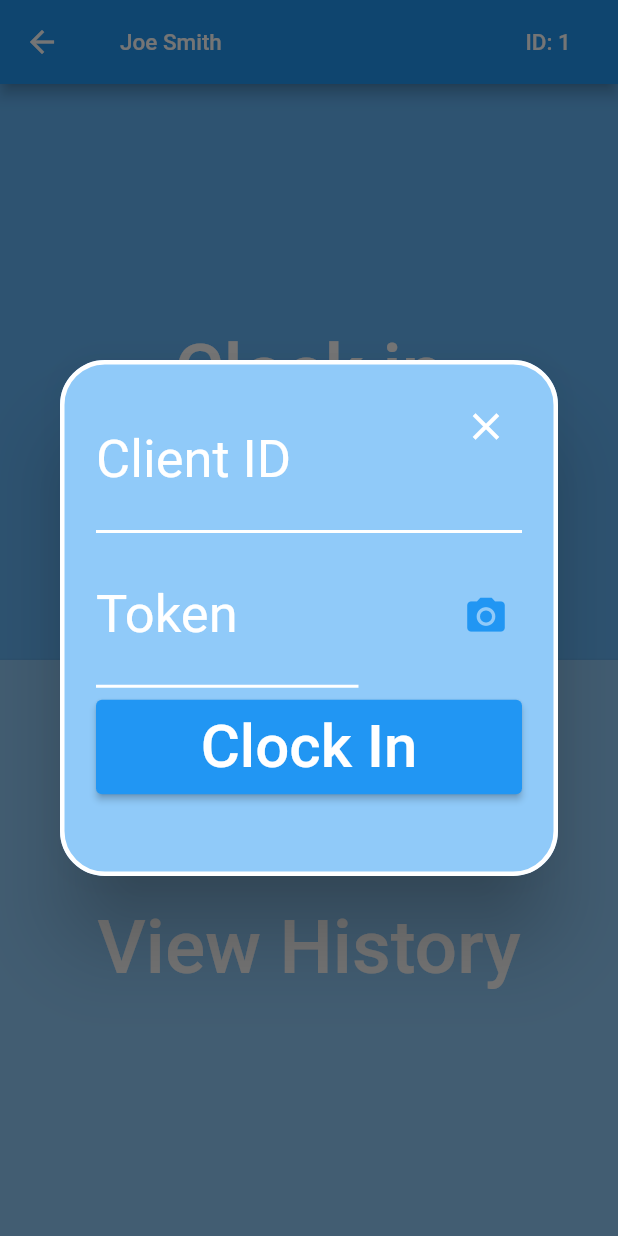
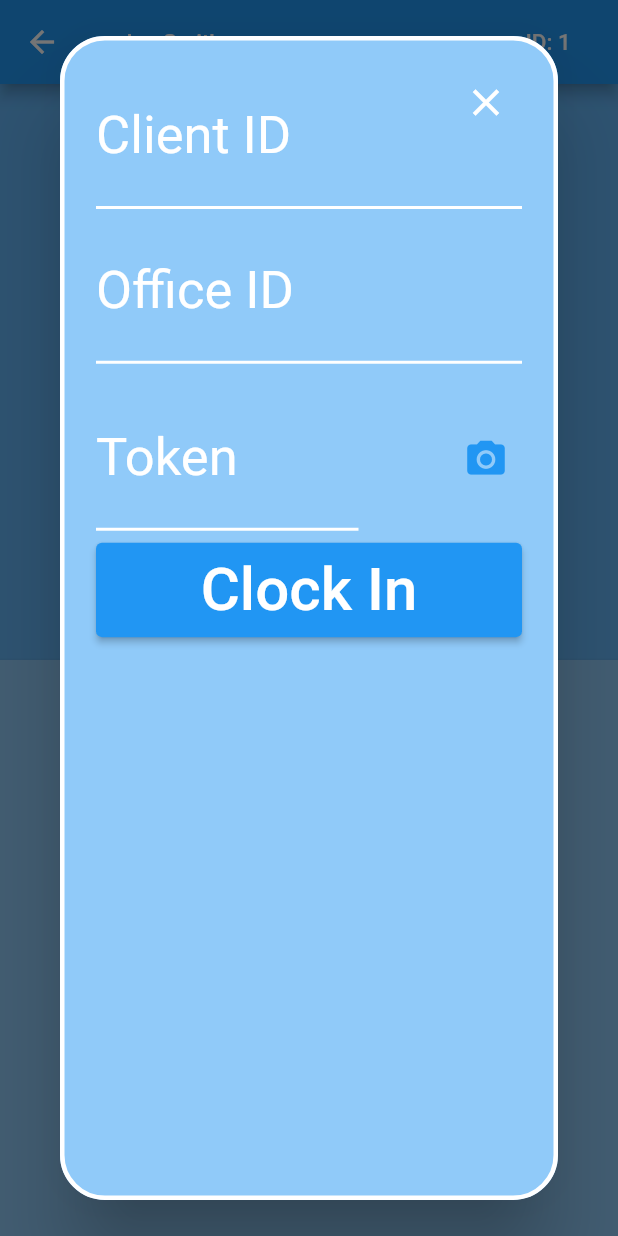
Before and after one commit to oatleals/ShepherdUI, a Flutter app: the HomePage screen opened by its route, after a tap on "Clock in", on a phone screen of 412 x 824 dp. Run offline on Flutter 3.47's test engine with Material 2 defaults, Android fonts, the phone set to English and light mode, and no system bars; our stand-ins replace connectivity, location, shared_preferences, sqflite; missing offline and left inert: multiselect_formfield; accounts and stored records are empty.

Commit message:
adds initial office_id stuff

```diff
--- a/shepherd/lib/UI/ClockInForm.dart
+++ b/shepherd/lib/UI/ClockInForm.dart
@@ -17,6 +17,7 @@ class _ClockInFormState extends State<ClockInForm>
   Widget build(BuildContext context)
   {
     final clientIdTextController = new TextEditingController();
+    final officeIdTextController = new TextEditingController();
     final tokenTextController = new TextEditingController();
 
     return Column(
@@ -54,6 +55,27 @@ class _ClockInFormState extends State<ClockInForm>
               icon: Icon(Icons.close)
             ),
           ],
+        ),
+        Padding(
+          padding: const EdgeInsets.only(top:8.0, bottom:8.0),
+          child: TextField(
+            style: TextStyle(
+              fontSize:35,
+              color: Colors.blue
+            ),
+            controller: officeIdTextController,
+            keyboardType: TextInputType.number,
+            obscureText: false,
+            decoration: InputDecoration(
+              enabledBorder: UnderlineInputBorder(
+                borderSide: BorderSide(
+                  color: Colors.white,
+                  width: 2
+                ),
+              ),
+              labelText: 'Office ID'
+            ),
+          ),
         ),
         Padding(
           padding: const EdgeInsets.only(top:8.0, bottom:8.0),
--- a/shepherd/lib/UI/ClockOutForm.dart
+++ b/shepherd/lib/UI/ClockOutForm.dart
@@ -148,7 +148,8 @@ class _ClockOutFormState extends State<ClockOutForm>
                 final status = await clock(
                   false, // is clock out
                   prefs.getInt('clientId'),
-                  int.parse(tokenTextController.text));
+                  int.parse(tokenTextController.text),
+                  prefs.getInt('officeId'));
 
                 showSnackbar(status);
               },
--- a/shepherd/lib/UI/HomePage.dart
+++ b/shepherd/lib/UI/HomePage.dart
@@ -148,7 +148,7 @@ class _HomePageState extends State<HomePage>
             ),
             backgroundColor: Colors.blue[200],
             content: Container(
-              height: 300,
+              //height: 300,
               child: ClockInForm()
             )
           ),
--- a/shepherd/lib/controllers/ClockController.dart
+++ b/shepherd/lib/controllers/ClockController.dart
@@ -10,7 +10,8 @@ import 'package:shared_preferences/shared_preferences.dart';
 Future<ERROR> clock(
   bool clockin,
   int clientId,
-  int token) async
+  int token,
+  int officeid) async
 {
   if (clientId.toString().length != 6 || token.toString().length != 6)
     return ERROR.invalid_input;
@@ -29,6 +30,7 @@ Future<ERROR> clock(
     isClockIn: clockin,
     userId: sharedPreferences.getInt('userId'),
     clientId: clientId,
+    officeId: officeid,
     token: token,
     time: locationFinder.locationData.time,
     latitude: locationFinder.locationData.latitude,
@@ -55,6 +57,7 @@ Future<ERROR> clock(
 
   localDBContainer.insert(workData);
   sharedPreferences.setBool('isClockedIn', clockin);
+  sharedPreferences.setInt('officeId', officeid);
 
   return postSuccess ?
     ERROR.success :
--- a/shepherd/lib/domain_data/WorkData.dart
+++ b/shepherd/lib/domain_data/WorkData.dart
@@ -7,6 +7,7 @@ class WorkData {
 
   // These values are serialized and sent to the EVV.
   int clientId;
+  int officeId;
   int token;
   double time;
   double latitude;
@@ -18,6 +19,7 @@ class WorkData {
       {this.isClockIn,
       this.userId,
       this.clientId,
+      this.officeId,
       this.token,
       this.time,
       this.latitude,
@@ -60,7 +62,7 @@ class WorkData {
         'client_id': clientId.toString(),
         'latitude': latitude.toString(),
         'longitude': longitude.toString(),
-        'office_id' : '1',
+        'office_id' : officeId.toString(),
         'one_time_password': token.toString(),
       } :
       {
@@ -69,7 +71,7 @@ class WorkData {
         'latitude': latitude.toString(),
         'longitude': longitude.toString(),
         'tasks_performed': [""],
-        'office_id' : '1',
+        'office_id' : officeId.toString(),
         'one_time_password': token.toString(),
       }
     );
```
